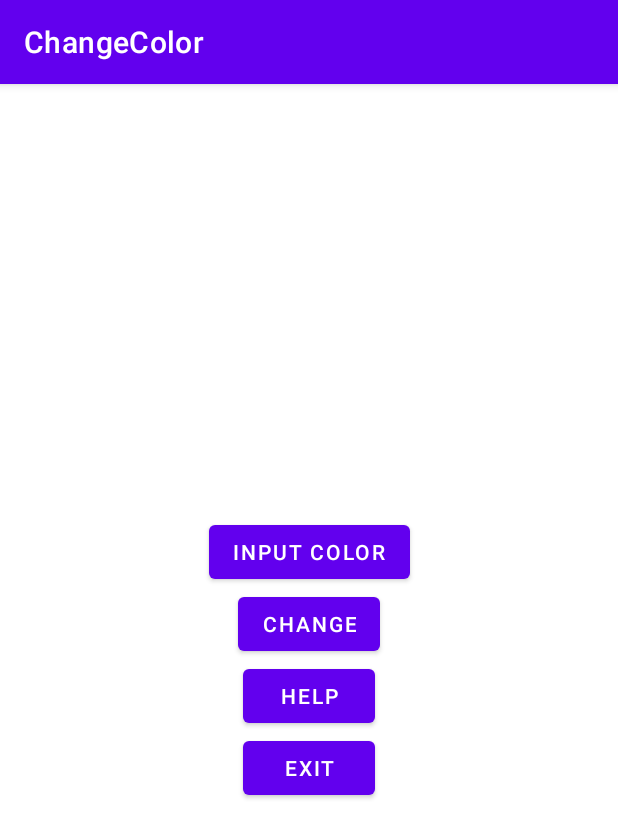
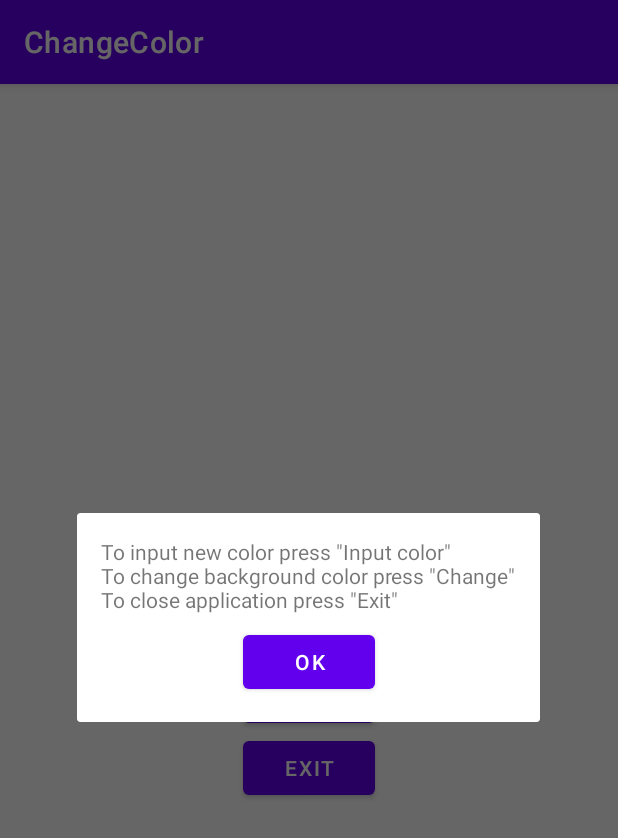
Before and after one commit to SomovMaxim/ChangeColor, an Android app: the screen it shows after launch (MainActivity), after a tap on "HELP", on a phone screen of 412 x 824 dp. Shown: the top 838 px of the screen. Run offline under Robolectric (Android 15) with nearby library versions, the phone set to English and light mode, and no system bars; our stand-ins replace Dagger/Hilt's generated code, data binding.

```diff
--- a/app/src/main/java/com/example/changecolor/presentation/help/HelpFragment.kt
+++ b/app/src/main/java/com/example/changecolor/presentation/help/HelpFragment.kt
@@ -1,60 +1,27 @@
 package com.example.changecolor.presentation.help
 
 import android.os.Bundle
-import androidx.fragment.app.Fragment
 import android.view.LayoutInflater
 import android.view.View
 import android.view.ViewGroup
-import com.example.changecolor.R
+import androidx.fragment.app.DialogFragment
+import com.example.changecolor.databinding.FragmentHelpDialogBinding
 
-// TODO: Rename parameter arguments, choose names that match
-// the fragment initialization parameters, e.g. ARG_ITEM_NUMBER
-private const val ARG_PARAM1 = "param1"
-private const val ARG_PARAM2 = "param2"
+class HelpDialogFragment : DialogFragment() {
 
-/**
- * A simple [Fragment] subclass.
- * Use the [HelpFragment.newInstance] factory method to
- * create an instance of this fragment.
- */
-class HelpFragment : Fragment() {
-    // TODO: Rename and change types of parameters
-    private var param1: String? = null
-    private var param2: String? = null
+    private lateinit var binding: FragmentHelpDialogBinding
 
-    override fun onCreate(savedInstanceState: Bundle?) {
-        super.onCreate(savedInstanceState)
-        arguments?.let {
-            param1 = it.getString(ARG_PARAM1)
-            param2 = it.getString(ARG_PARAM2)
-        }
+    override fun onCreateView(
+        inflater: LayoutInflater,
+        container: ViewGroup?,
+        savedInstanceState: Bundle?
+    ): View {
+        binding = FragmentHelpDialogBinding.inflate(inflater, container, false)
+        return binding.root
     }
 
-    override fun onCreateView(
-        inflater: LayoutInflater, container: ViewGroup?,
-        savedInstanceState: Bundle?
-    ): View? {
-        // Inflate the layout for this fragment
-        return inflater.inflate(R.layout.fragment_help, container, false)
-    }
-
-    companion object {
-        /**
-         * Use this factory method to create a new instance of
-         * this fragment using the provided parameters.
-         *
-         * @param param1 Parameter 1.
-         * @param param2 Parameter 2.
-         * @return A new instance of fragment HelpFragment.
-         */
-        // TODO: Rename and change types and number of parameters
-        @JvmStatic
-        fun newInstance(param1: String, param2: String) =
-            HelpFragment().apply {
-                arguments = Bundle().apply {
-                    putString(ARG_PARAM1, param1)
-                    putString(ARG_PARAM2, param2)
-                }
-            }
+    override fun onViewCreated(view: View, savedInstanceState: Bundle?) {
+        super.onViewCreated(view, savedInstanceState)
+        binding.buttonOk.setOnClickListener { dismiss() }
     }
 }
--- a/app/src/main/java/com/example/changecolor/presentation/main/MainFragment.kt
+++ b/app/src/main/java/com/example/changecolor/presentation/main/MainFragment.kt
@@ -1,6 +1,5 @@
 package com.example.changecolor.presentation.main
 
-import android.graphics.Color
 import android.os.Bundle
 import androidx.fragment.app.Fragment
 import android.view.LayoutInflater
@@ -12,6 +11,7 @@ import com.example.changecolor.R
 import com.example.changecolor.databinding.FragmentMainBinding
 import com.example.changecolor.presentation.util.NavigationEvent
 import com.example.changecolor.presentation.util.collectOnLifecycle
+import com.example.changecolor.presentation.util.setBackground
 import dagger.hilt.android.AndroidEntryPoint
 
 @AndroidEntryPoint
@@ -52,13 +52,8 @@ class MainFragment : Fragment() {
     }
 
     private fun setUpBackground() {
-        collectOnLifecycle(viewModel.leftSideColor) {
-            binding.layoutLeft.setBackgroundColor(Color.rgb(it.red, it.green, it.blue))
-        }
-
-        collectOnLifecycle(viewModel.rightSideColor) {
-            binding.layoutRight.setBackgroundColor(Color.rgb(it.red, it.green, it.blue))
-        }
+        collectOnLifecycle(viewModel.leftSideColor) { binding.layoutLeft.setBackground(it) }
+        collectOnLifecycle(viewModel.rightSideColor) { binding.layoutRight.setBackground(it) }
     }
 
     private fun navigateToInputColorFragment() {
@@ -69,7 +64,7 @@ class MainFragment : Fragment() {
 
     private fun navigateToHelpFragment() {
         if (findNavController().currentDestination?.id == R.id.mainFragment) {
-//            findNavController().navigate(R.id.action_mainFragment_to_aboutFragment)
+            findNavController().navigate(R.id.action_mainFragment_to_helpFragment)
         }
     }
 }
--- a/app/src/main/java/com/example/changecolor/presentation/main/MainViewModel.kt
+++ b/app/src/main/java/com/example/changecolor/presentation/main/MainViewModel.kt
@@ -1,6 +1,5 @@
 package com.example.changecolor.presentation.main
 
-import android.graphics.ColorSpace
 import androidx.lifecycle.ViewModel
 import androidx.lifecycle.viewModelScope
 import com.example.changecolor.data.color.RgbColorRepository
--- a/app/src/main/java/com/example/changecolor/presentation/util/Extensions.kt
+++ b/app/src/main/java/com/example/changecolor/presentation/util/Extensions.kt
@@ -1,9 +1,12 @@
 package com.example.changecolor.presentation.util
 
+import android.graphics.Color
+import androidx.appcompat.widget.LinearLayoutCompat
 import androidx.fragment.app.Fragment
 import androidx.lifecycle.Lifecycle
 import androidx.lifecycle.lifecycleScope
 import androidx.lifecycle.repeatOnLifecycle
+import com.example.changecolor.domain.RgbColor
 import kotlinx.coroutines.flow.Flow
 import kotlinx.coroutines.launch
 
@@ -22,3 +25,10 @@ fun <T> Fragment.collectOnLifecycle(
         }
     }
 }
+
+/**
+ * Set background color using [RgbColor] values.
+ */
+fun LinearLayoutCompat.setBackground(color: RgbColor) {
+    setBackgroundColor(Color.rgb(color.red, color.green, color.blue))
+}
--- /dev/null
+++ b/app/src/main/res/layout/fragment_help_dialog.xml
@@ -0,0 +1,37 @@
+<?xml version="1.0" encoding="utf-8"?>
+<layout     xmlns:android="http://schemas.android.com/apk/res/android"
+    xmlns:app="http://schemas.android.com/apk/res-auto"
+    xmlns:tools="http://schemas.android.com/tools">
+
+    <androidx.constraintlayout.widget.ConstraintLayout
+        android:layout_width="wrap_content"
+        android:layout_height="wrap_content"
+        tools:context=".presentation.help.HelpFragment">
+
+        <androidx.appcompat.widget.AppCompatTextView
+            android:id="@+id/appCompatTextView"
+            android:layout_width="wrap_content"
+            android:layout_height="wrap_content"
+            android:text="@string/help_message"
+            android:layout_marginTop="16dp"
+            android:layout_marginEnd="16dp"
+            android:layout_marginStart="16dp"
+            app:layout_constraintBottom_toTopOf="@id/button_ok"
+            app:layout_constraintEnd_toEndOf="parent"
+            app:layout_constraintStart_toStartOf="parent"
+            app:layout_constraintTop_toTopOf="parent" />
+
+        <com.google.android.material.button.MaterialButton
+            android:id="@+id/button_ok"
+            android:layout_width="wrap_content"
+            android:layout_height="wrap_content"
+            android:layout_marginTop="8dp"
+            android:layout_marginBottom="16dp"
+            android:text="@string/ok"
+            app:layout_constraintBottom_toBottomOf="parent"
+            app:layout_constraintEnd_toEndOf="parent"
+            app:layout_constraintStart_toStartOf="parent"
+            app:layout_constraintTop_toBottomOf="@+id/appCompatTextView" />
+
+    </androidx.constraintlayout.widget.ConstraintLayout>
+</layout>
--- a/app/src/main/res/navigation/app_navigation.xml
+++ b/app/src/main/res/navigation/app_navigation.xml
@@ -13,10 +13,19 @@
         <action
             android:id="@+id/action_mainFragment_to_inputColorDialogFragment"
             app:destination="@id/inputColorDialogFragment" />
+        <action
+            android:id="@+id/action_mainFragment_to_helpFragment"
+            app:destination="@id/helpFragment" />
     </fragment>
     <dialog
         android:id="@+id/inputColorDialogFragment"
         android:name="com.example.changecolor.presentation.inputColor.InputColorDialogFragment"
         android:label="InputColorDialogFragment"
         tools:layout="@layout/fragment_input_color_dialog" />
+
+    <dialog
+        android:id="@+id/helpFragment"
+        android:name="com.example.changecolor.presentation.help.HelpDialogFragment"
+        android:label="fragment_help"
+        tools:layout="@layout/fragment_help_dialog" />
 </navigation>
--- a/app/src/main/res/values/strings.xml
+++ b/app/src/main/res/values/strings.xml
@@ -12,4 +12,6 @@
     <string name="right">Right</string>
     <string name="save">Save</string>
     <string name="error">Invalid value</string>
+    <string name="help_message">To input new color press \"Input color\"\nTo change background color press \"Change\"\nTo close application press \"Exit\"</string>
+    <string name="ok">OK</string>
 </resources>
```
Also changed, not shown: app/src/main/java/com/example/changecolor/presentation/inputColor/InputColorDialogFragment.kt (+17 -32 lines), app/src/main/java/com/example/changecolor/presentation/inputColor/InputColorViewModel.kt (+26 -36 lines), app/src/main/res/layout/fragment_help.xml (deleted, +0 -8 lines).
